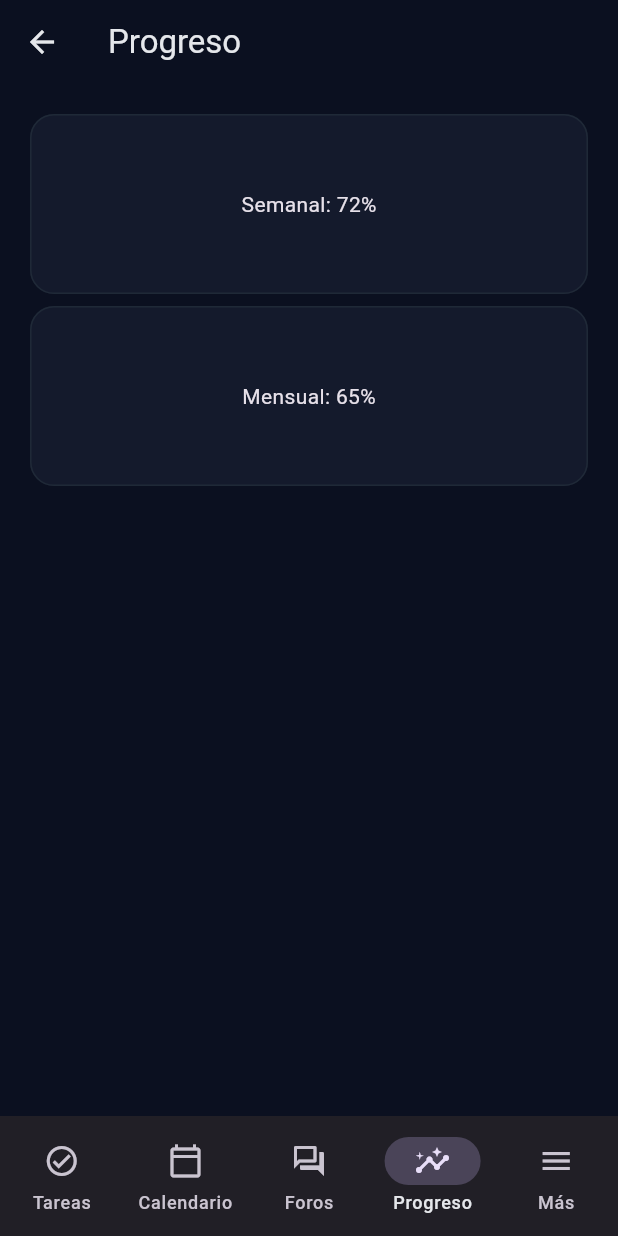
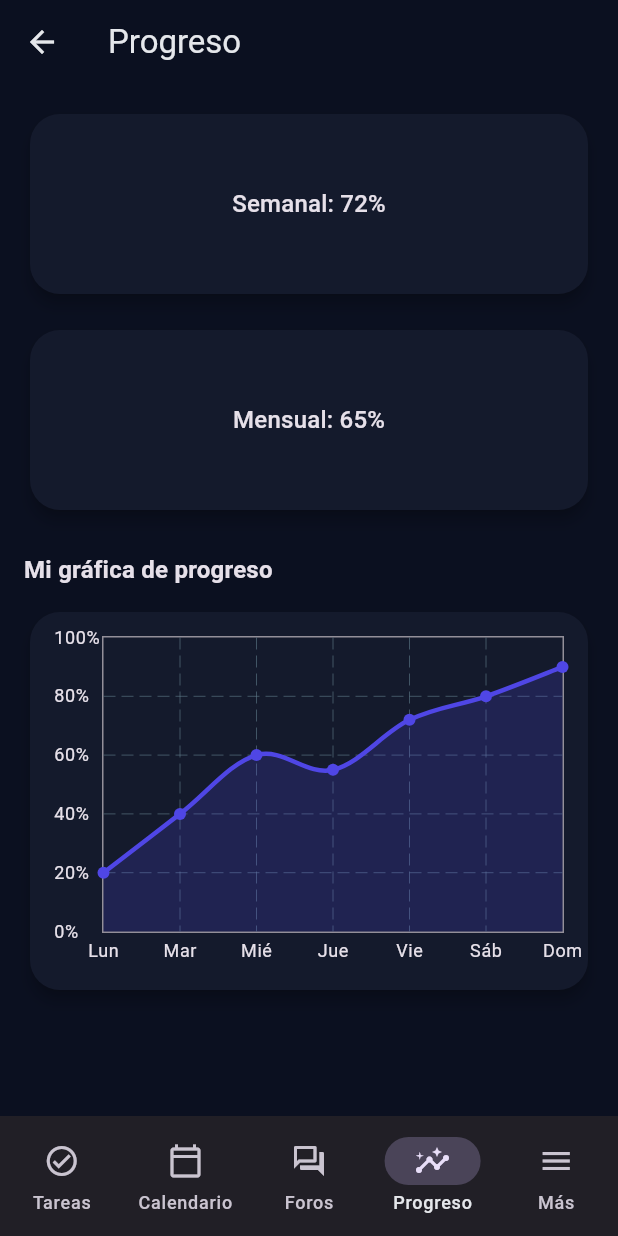
Before and after one commit to PabloOsegueraT/CESA, a Flutter app: the UserShell screen opened by its route, item 4 of the bottom bar chosen, on a phone screen of 412 x 824 dp. Run offline on Flutter 3.47's test engine with Material 3 defaults, Android fonts, the phone set to English and light mode, and no system bars; drawn by our look-alikes of fl_chart; our stand-ins replace image_picker.

Commit message:
feat: visualizar la grafica de progreso individual

```diff
--- a/lib/features/user/user_shell.dart
+++ b/lib/features/user/user_shell.dart
@@ -1,12 +1,12 @@
 import 'package:flutter/material.dart';
+import 'package:fl_chart/fl_chart.dart';
+
 import '../../models/task.dart';
 import '../../design_system/widgets/task_card.dart';
 import '../../models/forum.dart';
 import '../../design_system/widgets/message_bubble.dart';
 import '../admin/screens/task_detail_screen.dart';
 import 'screens/calendar_screen.dart';
-
-
 
 class UserShell extends StatefulWidget {
   const UserShell({super.key});
@@ -17,17 +17,22 @@ class UserShell extends StatefulWidget {
 class _UserShellState extends State<UserShell> {
   int _tab = 0;
 
-  final tasks = List.generate(10, (i) => Task(
+  final tasks = List.generate(
+    10,
+        (i) => Task(
       id: 'u$i',
       title: 'Mi tarea #$i',
       description: 'Detalle breve para practicar cambios de estado…',
       dueDate: DateTime.now().add(Duration(days: i - 1)),
-    priority: i % 3 == 0 ? TaskPriority.high : (i % 3 == 1 ? TaskPriority.medium : TaskPriority.low),
+      priority: i % 3 == 0
+          ? TaskPriority.high
+          : (i % 3 == 1 ? TaskPriority.medium : TaskPriority.low),
       status: TaskStatus.pending,
       assignee: 'Yo',
       evidenceCount: 0,
       commentsCount: 0,
-  ));
+    ),
+  );
 
   @override
   Widget build(BuildContext context) {
@@ -47,16 +52,22 @@ class _UserShellState extends State<UserShell> {
         selectedIndex: _tab,
         onDestinationSelected: (i) => setState(() => _tab = i),
         destinations: const [
-          NavigationDestination(icon: Icon(Icons.check_circle_outlined), label: 'Tareas'),
-          NavigationDestination(icon: Icon(Icons.calendar_today_outlined), label: 'Calendario'),
-          NavigationDestination(icon: Icon(Icons.forum_outlined), label: 'Foros'),
-          NavigationDestination(icon: Icon(Icons.insights_outlined), label: 'Progreso'),
+          NavigationDestination(
+              icon: Icon(Icons.check_circle_outlined), label: 'Tareas'),
+          NavigationDestination(
+              icon: Icon(Icons.calendar_today_outlined), label: 'Calendario'),
+          NavigationDestination(
+              icon: Icon(Icons.forum_outlined), label: 'Foros'),
+          NavigationDestination(
+              icon: Icon(Icons.insights_outlined), label: 'Progreso'),
           NavigationDestination(icon: Icon(Icons.menu), label: 'Más'),
         ],
       ),
       floatingActionButton: _tab == 0
           ? FloatingActionButton.extended(
-        onPressed: () => ScaffoldMessenger.of(context).showSnackBar(const SnackBar(content: Text('Subir evidencia (demo)'))),
+        onPressed: () => ScaffoldMessenger.of(context).showSnackBar(
+          const SnackBar(content: Text('Subir evidencia (demo)')),
+        ),
         icon: const Icon(Icons.upload_file),
         label: const Text('Subir evidencia'),
       )
@@ -64,6 +75,7 @@ class _UserShellState extends State<UserShell> {
     );
   }
 }
+
 class _UserTasksList extends StatefulWidget {
   final List<Task> tasks;
   const _UserTasksList({required this.tasks});
@@ -80,7 +92,9 @@ class _UserTasksListState extends State<_UserTasksList> {
         task: widget.tasks[i],
         onTap: () async {
           final updated = await Navigator.of(context).push<Task>(
-            MaterialPageRoute(builder: (_) => UserTaskDetailScreen(task: widget.tasks[i])),
+            MaterialPageRoute(
+              builder: (_) => UserTaskDetailScreen(task: widget.tasks[i]),
+            ),
           );
           if (updated != null) {
             setState(() => widget.tasks[i] = updated);
@@ -103,17 +117,38 @@ class _UserTasksListState extends State<_UserTasksList> {
             ListTile(
               leading: const Icon(Icons.pause_circle_outline),
               title: const Text('Marcar como Pendiente'),
-              onTap: () { setState(() => widget.tasks[i] = t.copyWith(status: TaskStatus.pending)); Navigator.pop(context); },
+              onTap: () {
+                setState(
+                      () => widget.tasks[i] = t.copyWith(
+                    status: TaskStatus.pending,
+                  ),
+                );
+                Navigator.pop(context);
+              },
             ),
             ListTile(
               leading: const Icon(Icons.play_circle_outline),
               title: const Text('Marcar como En proceso'),
-              onTap: () { setState(() => widget.tasks[i] = t.copyWith(status: TaskStatus.inProgress)); Navigator.pop(context); },
+              onTap: () {
+                setState(
+                      () => widget.tasks[i] = t.copyWith(
+                    status: TaskStatus.inProgress,
+                  ),
+                );
+                Navigator.pop(context);
+              },
             ),
             ListTile(
               leading: const Icon(Icons.check_circle_outline),
               title: const Text('Marcar como Completada'),
-              onTap: () { setState(() => widget.tasks[i] = t.copyWith(status: TaskStatus.done)); Navigator.pop(context); },
+              onTap: () {
+                setState(
+                      () => widget.tasks[i] = t.copyWith(
+                    status: TaskStatus.done,
+                  ),
+                );
+                Navigator.pop(context);
+              },
             ),
             const SizedBox(height: 8),
           ],
@@ -126,7 +161,8 @@ class _UserTasksListState extends State<_UserTasksList> {
 class _UserCalendarScreen extends StatelessWidget {
   const _UserCalendarScreen();
   @override
-  Widget build(BuildContext context) => const Center(child: Text('Calendario (demo)'));
+  Widget build(BuildContext context) =>
+      const Center(child: Text('Calendario (demo)'));
 }
 
 class _UserForumsScreen extends StatefulWidget {
@@ -160,7 +196,8 @@ class _UserForumsScreenState extends State<_UserForumsScreen> {
       itemBuilder: (_, i) {
         final f = forums[i];
         return ListTile(
-          shape: RoundedRectangleBorder(borderRadius: BorderRadius.circular(12)),
+          shape:
+          RoundedRectangleBorder(borderRadius: BorderRadius.circular(12)),
           tileColor: Theme.of(context).colorScheme.surface,
           leading: const Icon(Icons.forum_outlined),
           title: Text(
@@ -178,11 +215,16 @@ class _UserForumsScreenState extends State<_UserForumsScreen> {
             mainAxisAlignment: MainAxisAlignment.center,
             children: [
               const Icon(Icons.chat_bubble_outline, size: 18),
-              Text('${f.messagesCount}', style: const TextStyle(fontSize: 12)),
+              Text(
+                '${f.messagesCount}',
+                style: const TextStyle(fontSize: 12),
+              ),
             ],
           ),
           onTap: () => Navigator.of(context).push(
-            MaterialPageRoute(builder: (_) => _UserForumDetailScreen(forum: f)),
+            MaterialPageRoute(
+              builder: (_) => _UserForumDetailScreen(forum: f),
+            ),
           ),
         );
       },
@@ -219,13 +261,16 @@ class _UserForumDetailScreenState extends State<_UserForumDetailScreen> {
       isAdmin: true,
     ),
   ];
+
   final _composer = TextEditingController();
 
   @override
   Widget build(BuildContext context) {
     return Scaffold(
-      appBar:
-      AppBar(title: Text(widget.forum.title, overflow: TextOverflow.ellipsis)),
+      appBar: AppBar(
+        title:
+        Text(widget.forum.title, overflow: TextOverflow.ellipsis),
+      ),
       body: Column(
         children: [
           Expanded(
@@ -244,12 +289,14 @@ class _UserForumDetailScreenState extends State<_UserForumDetailScreen> {
             top: false,
             child: Padding(
               padding: const EdgeInsets.fromLTRB(12, 8, 12, 12),
-              child: Row(children: [
+              child: Row(
+                children: [
                   Expanded(
                     child: TextField(
                       controller: _composer,
-                    decoration:
-                    const InputDecoration(hintText: 'Escribe un mensaje…'),
+                      decoration: const InputDecoration(
+                        hintText: 'Escribe un mensaje…',
+                      ),
                       onSubmitted: (_) => _send(),
                     ),
                   ),
@@ -258,7 +305,8 @@ class _UserForumDetailScreenState extends State<_UserForumDetailScreen> {
                     onPressed: _send,
                     icon: const Icon(Icons.send_rounded),
                   )
-              ]),
+                ],
+              ),
             ),
           )
         ],
@@ -285,25 +333,184 @@ class _UserForumDetailScreenState extends State<_UserForumDetailScreen> {
   }
 }
 
-
 class _UserProgressScreen extends StatelessWidget {
   const _UserProgressScreen();
+
   @override
-  Widget build(BuildContext context) => ListView(
+  Widget build(BuildContext context) {
+    // Por ahora valores demo; luego puedes sustituirlos
+    // por datos reales calculados a partir de las tareas.
+    final double weeklyProgress = 0.72; // 72%
+    final double monthlyProgress = 0.65; // 65%
+
+    // Ejemplo de datos para la gráfica (progreso diario en %)
+    final List<double> dailyProgress = [20, 40, 60, 55, 72, 80, 90];
+    final List<String> dayLabels = [
+      'Lun',
+      'Mar',
+      'Mié',
+      'Jue',
+      'Vie',
+      'Sáb',
+      'Dom'
+    ];
+
+    return ListView(
       padding: const EdgeInsets.all(16),
-    children: const [
-      _ProgressCard(title: 'Semanal', value: '72%'),
-      _ProgressCard(title: 'Mensual', value: '65%'),
+      children: [
+        _ProgressCard(
+          title: 'Semanal',
+          progress: weeklyProgress,
+        ),
+        const SizedBox(height: 16),
+        _ProgressCard(
+          title: 'Mensual',
+          progress: monthlyProgress,
+        ),
+        const SizedBox(height: 24),
+        Text(
+          'Mi gráfica de progreso',
+          style: Theme.of(context).textTheme.titleMedium?.copyWith(
+            fontWeight: FontWeight.bold,
+          ),
+        ),
+        const SizedBox(height: 12),
+        _UserProgressChart(
+          points: dailyProgress,
+          labels: dayLabels,
+        ),
       ],
     );
   }
+}
 
 class _ProgressCard extends StatelessWidget {
-  final String title; final String value; const _ProgressCard({required this.title, required this.value});
+  final String title;
+  final double progress; // 0.0–1.0
+
+  const _ProgressCard({
+    required this.title,
+    required this.progress,
+  });
+
   @override
   Widget build(BuildContext context) {
+    final percentage = (progress * 100).toStringAsFixed(0);
+
     return Card(
-      child: SizedBox(height: 120, child: Center(child: Text('$title: $value'))),
+      shape: RoundedRectangleBorder(borderRadius: BorderRadius.circular(20)),
+      elevation: 4,
+      child: SizedBox(
+        height: 120,
+        child: Center(
+          child: Text(
+            '$title: $percentage%',
+            style: Theme.of(context).textTheme.titleMedium,
+          ),
+        ),
+      ),
+    );
+  }
+}
+
+/// Gráfica individual de progreso del usuario
+class _UserProgressChart extends StatelessWidget {
+  final List<double> points; // valores 0-100
+  final List<String> labels; // etiquetas eje X
+
+  const _UserProgressChart({
+    required this.points,
+    required this.labels,
+  });
+
+  @override
+  Widget build(BuildContext context) {
+    final color = Theme.of(context).colorScheme.primary;
+
+    return Card(
+      shape: RoundedRectangleBorder(borderRadius: BorderRadius.circular(20)),
+      elevation: 4,
+      child: Padding(
+        padding: const EdgeInsets.all(16),
+        child: SizedBox(
+          height: 220,
+          child: LineChart(
+            LineChartData(
+              minX: 0,
+              maxX: (points.length - 1).toDouble(),
+              minY: 0,
+              maxY: 100,
+              gridData: FlGridData(
+                show: true,
+                horizontalInterval: 20,
+                verticalInterval: 1,
+              ),
+              titlesData: FlTitlesData(
+                leftTitles: AxisTitles(
+                  sideTitles: SideTitles(
+                    showTitles: true,
+                    reservedSize: 32,
+                    interval: 20,
+                    getTitlesWidget: (value, meta) {
+                      return Text(
+                        '${value.toInt()}%',
+                        style: Theme.of(context).textTheme.bodySmall,
+                      );
+                    },
+                  ),
+                ),
+                bottomTitles: AxisTitles(
+                  sideTitles: SideTitles(
+                    showTitles: true,
+                    interval: 1,
+                    getTitlesWidget: (value, meta) {
+                      final index = value.toInt();
+                      if (index < 0 || index >= labels.length) {
+                        return const SizedBox.shrink();
+                      }
+                      return Padding(
+                        padding: const EdgeInsets.only(top: 4),
+                        child: Text(
+                          labels[index],
+                          style: Theme.of(context).textTheme.bodySmall,
+                        ),
+                      );
+                    },
+                  ),
+                ),
+                topTitles: const AxisTitles(
+                  sideTitles: SideTitles(showTitles: false),
+                ),
+                rightTitles: const AxisTitles(
+                  sideTitles: SideTitles(showTitles: false),
+                ),
+              ),
+              borderData: FlBorderData(
+                show: true,
+                border: Border.all(
+                  color: Theme.of(context).dividerColor,
+                ),
+              ),
+              lineBarsData: [
+                LineChartBarData(
+                  isCurved: true,
+                  spots: [
+                    for (int i = 0; i < points.length; i++)
+                      FlSpot(i.toDouble(), points[i]),
+                  ],
+                  barWidth: 3,
+                  color: color,
+                  dotData: FlDotData(show: true),
+                  belowBarData: BarAreaData(
+                    show: true,
+                    color: color.withOpacity(0.2),
+                  ),
+                ),
+              ],
+            ),
+          ),
+        ),
+      ),
     );
   }
 }
@@ -319,21 +526,21 @@ class _UserMoreScreen extends StatelessWidget {
         title: const Text('Perfil'),
         onTap: () => Navigator.of(context).pushNamed('/profile'),
       ),
-        const ListTile(leading: Icon(Icons.notifications_none), title: Text('Notificaciones')),
+      const ListTile(
+        leading: Icon(Icons.notifications_none),
+        title: Text('Notificaciones'),
+      ),
       ListTile(
         leading: const Icon(Icons.settings_outlined),
         title: const Text('Ajustes'),
         onTap: () => Navigator.of(context).pushNamed('/settings'),
       ),
-
       ListTile(
         leading: const Icon(Icons.logout),
         title: const Text('Cerrar sesión'),
         onTap: () => _confirmLogout(context),
       ),
-
-      ]
-
+    ],
   );
 }
 
@@ -358,6 +565,7 @@ Future<void> _confirmLogout(BuildContext context) async {
   );
 
   if (ok == true) {
-    Navigator.of(context).pushNamedAndRemoveUntil('/auth', (route) => false);
+    Navigator.of(context)
+        .pushNamedAndRemoveUntil('/auth', (route) => false);
   }
 }
--- a/lib/main.dart
+++ b/lib/main.dart
@@ -13,9 +13,6 @@ import 'features/admin/screens/users_screen.dart';
 import 'state/notifications_controller.dart';
 import 'features/notifications/notifications_screen.dart';
 import 'state/auth_controller.dart';
-
-
-
 
 void main() {
   runApp(const TaskManagerApp());
```
Also changed, not shown: pubspec.yaml (+5 -70 lines), pubspec.lock. Lines whose indentation alone changed are shown as unchanged.
